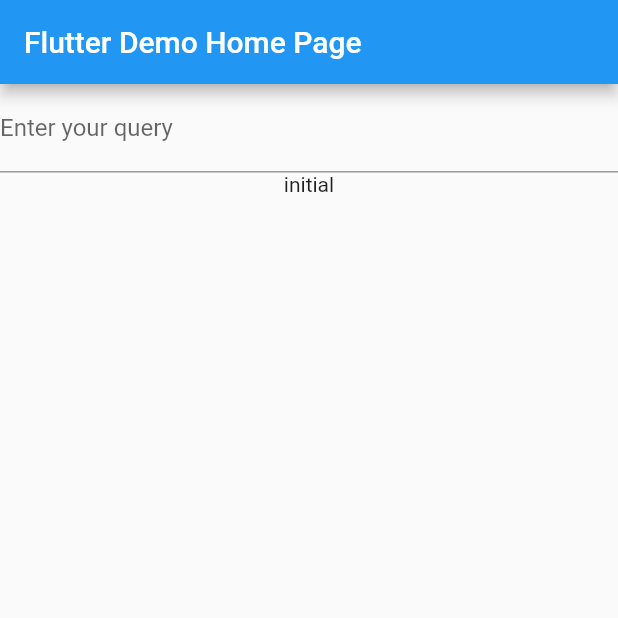
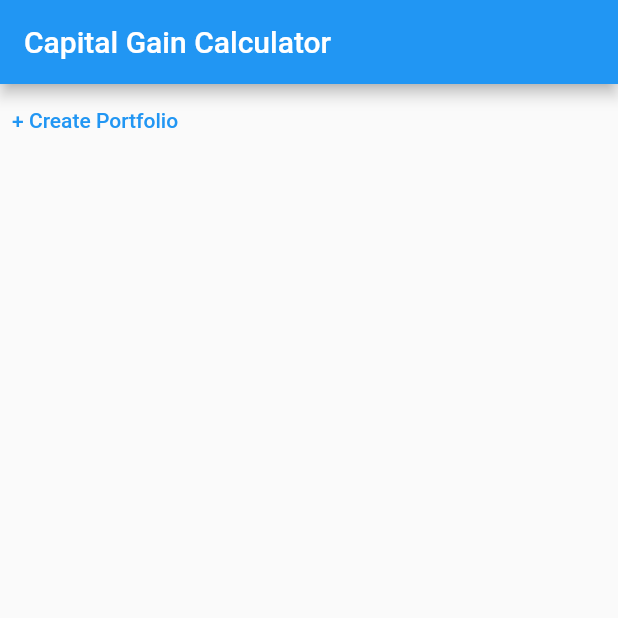
Before and after one commit to deniotokiari/capital-gain-calculator, a Flutter app: the screen it shows after launch, on a phone screen of 412 x 824 dp, the top half of it. Run offline on Flutter 3.47's test engine with Material 2 defaults, Android fonts, the light colour scheme and no system bars; our stand-ins replace dio, flutter_bloc, freezed_annotation, get_it.

Commit message:
add create portfolio

```diff
--- a/lib/main.dart
+++ b/lib/main.dart
@@ -1,5 +1,5 @@
+import 'package:capital_gain_calculator/main/main_widget.dart';
 import 'package:capital_gain_calculator/main_dependency_module.dart';
-import 'package:capital_gain_calculator/search/search_widget.dart';
 import 'package:flutter/material.dart';
 
 void main() {
@@ -14,31 +14,11 @@
   @override
   Widget build(BuildContext context) {
     return MaterialApp(
-      title: 'Flutter Demo',
+      title: 'Capital Gain Calculator',
       theme: ThemeData(
         primarySwatch: Colors.blue,
       ),
-      home: const MyHomePage(title: 'Flutter Demo Home Page'),
+      home: const MainWidget(),
     );
   }
 }
-
-class MyHomePage extends StatelessWidget {
-  const MyHomePage({
-    Key? key,
-    required this.title,
-  }) : super(key: key);
-  final String title;
-
-  @override
-  Widget build(BuildContext context) {
-    return Scaffold(
-      appBar: AppBar(
-        title: Text(title),
-      ),
-      body: Center(
-        child: SearchWidget(),
-      ),
-    );
-  }
-}
--- /dev/null
+++ b/lib/main/main_widget.dart
@@ -0,0 +1,24 @@
+import 'package:capital_gain_calculator/portfolio/create_portfolio_widget.dart';
+import 'package:flutter/material.dart';
+
+class MainWidget extends StatelessWidget {
+  const MainWidget({Key? key}) : super(key: key);
+
+  @override
+  Widget build(BuildContext context) => Scaffold(
+        appBar: AppBar(
+          title: const Text('Capital Gain Calculator'),
+        ),
+        body: Column(
+          children: [
+            TextButton(
+              onPressed: () => showDialog(
+                context: context,
+                builder: (context) => const CreatePortfolioWidget(),
+              ),
+              child: const Text('+ Create Portfolio'),
+            ),
+          ],
+        ),
+      );
+}
--- a/lib/main_dependency_module.dart
+++ b/lib/main_dependency_module.dart
@@ -1,3 +1,4 @@
+import 'package:capital_gain_calculator/portfolio/create_portfolio_bloc.dart';
 import 'package:capital_gain_calculator/search/search_bloc.dart';
 import 'package:common/common.dart';
 import 'package:stock_service/stock_service.dart';
@@ -10,6 +11,7 @@
   @override
   void init() {
     registerFactory<SearchBloc>(() => SearchBloc(get()));
+    registerFactory<CreatePortfolioBloc>(() => CreatePortfolioBloc());
 
     for (var module in _modules) {
       module.init();
```
Also changed, not shown: lib/portfolio/create_portfolio_bloc.dart (added, +19 -0 lines), lib/portfolio/create_portfolio_event.dart (added, +24 -0 lines), lib/portfolio/create_portfolio_state.dart (added, +12 -0 lines), lib/portfolio/create_portfolio_widget.dart (added, +54 -0 lines), lib/portfolio/create_portfolio_event.freezed.dart (added), lib/portfolio/create_portfolio_state.freezed.dart (added).
